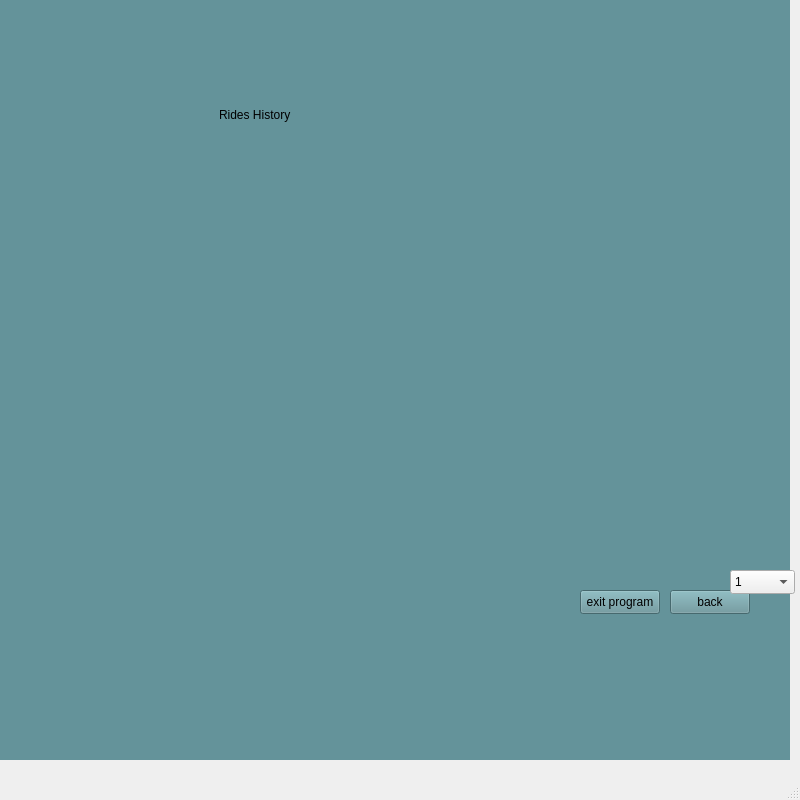
Qt form omar qt/QtWidgetsApplication3.ui (MohammedNaser28/SP_metro_system) before a commit.
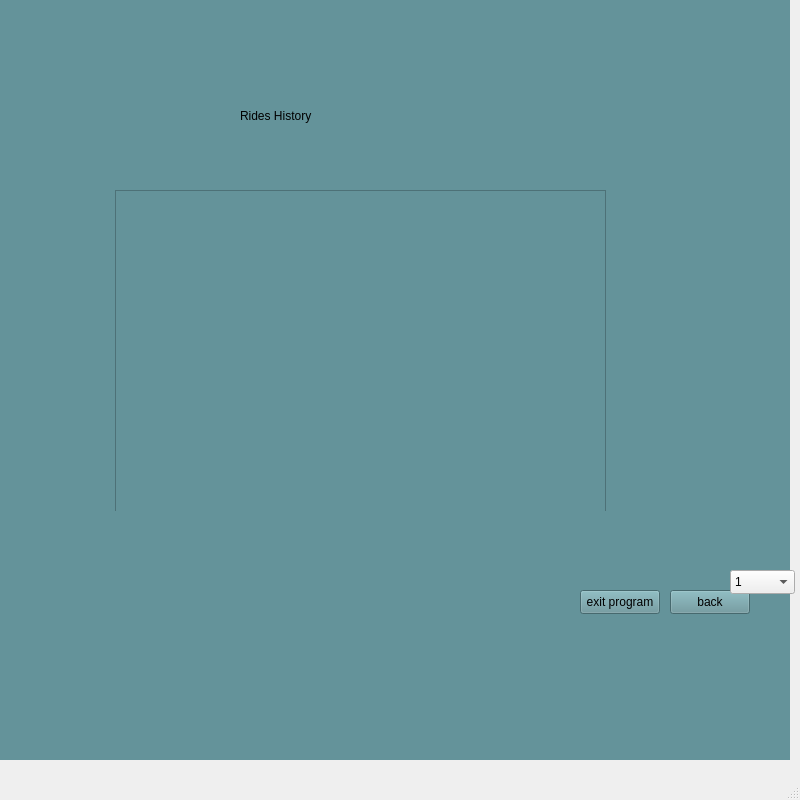
The same form after that commit. The open tabs and pages were chosen to show the change. Icons and pictures are not drawn.

Diff of the .ui file:
```diff
--- a/omar qt/QtWidgetsApplication3.ui
+++ b/omar qt/QtWidgetsApplication3.ui
@@ -231,8 +231,8 @@
      <widget class="QWidget" name="widget_21" native="true">
       <property name="geometry">
        <rect>
-        <x>89</x>
-        <y>79</y>
+        <x>110</x>
+        <y>80</y>
         <width>511</width>
         <height>471</height>
        </rect>
@@ -242,7 +242,7 @@
         <rect>
          <x>140</x>
          <y>50</y>
-         <width>221</width>
+         <width>291</width>
          <height>51</height>
         </rect>
        </property>
@@ -250,7 +250,23 @@
         <string notr="true">font: 700 26pt &quot;Times New Roman&quot;;</string>
        </property>
        <property name="text">
-        <string>Rides History</string>
+        <string>Rides History </string>
+       </property>
+      </widget>
+      <widget class="QTextBrowser" name="textBrowser">
+       <property name="geometry">
+        <rect>
+         <x>15</x>
+         <y>150</y>
+         <width>491</width>
+         <height>331</height>
+        </rect>
+       </property>
+       <property name="font">
+        <font>
+         <family>Arial</family>
+         <pointsize>14</pointsize>
+        </font>
        </property>
       </widget>
      </widget>
```
Left out of the diff: 2 changed lines with no effect on the pictures.
